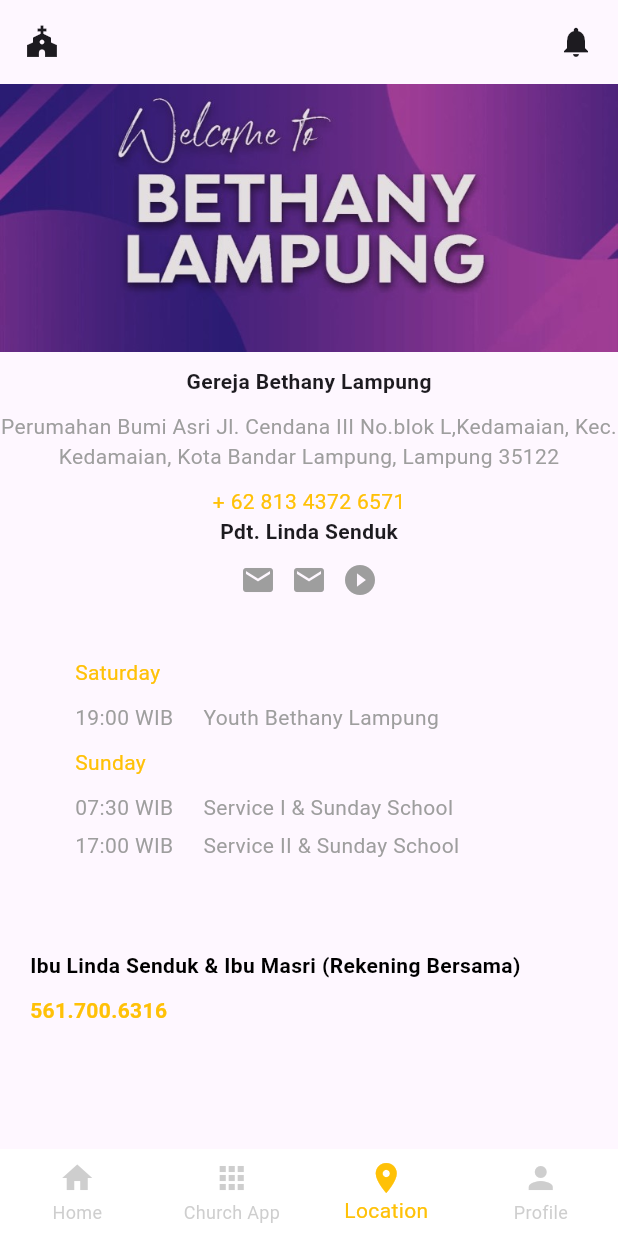
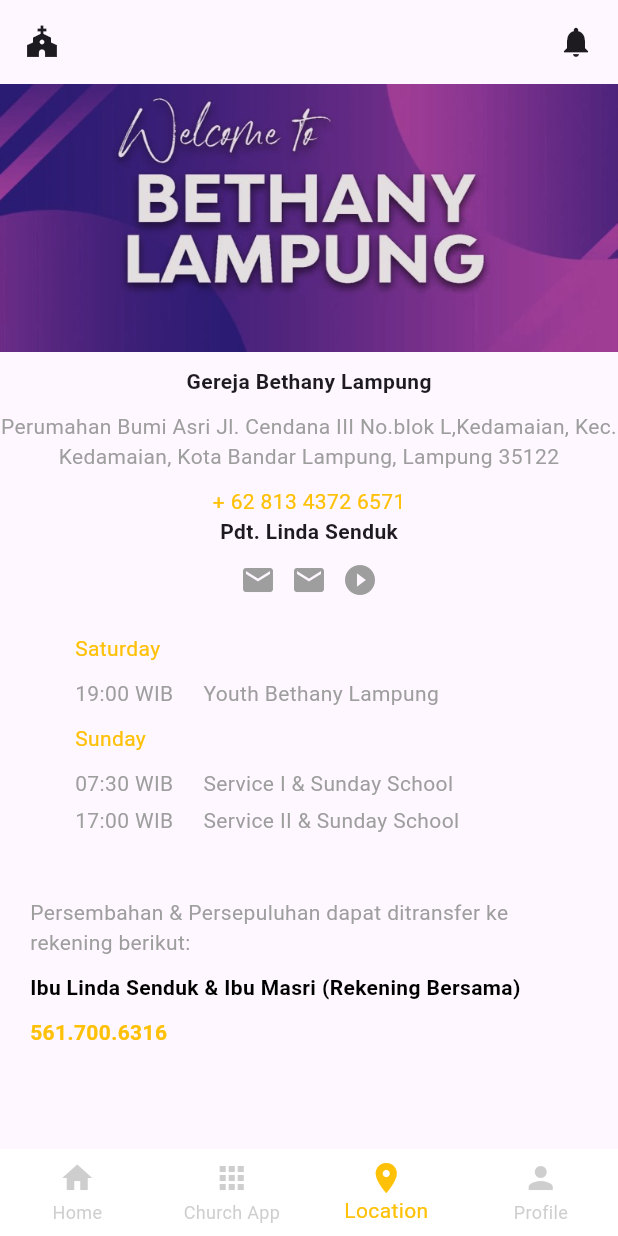
Before and after one commit to Vezyth/BethanyApp, a Flutter app: the screen it shows after launch, item 3 of the bottom bar chosen, on a phone screen of 412 x 824 dp. Run offline on Flutter 3.47's test engine with Material 3 defaults, Android fonts, the light colour scheme and no system bars; our stand-ins replace shared_preferences; network calls fail.

Commit message:
minor fix

```diff
--- a/lib/pages/app/baptis_page.dart
+++ b/lib/pages/app/baptis_page.dart
@@ -39,7 +39,6 @@
   final ayahController = TextEditingController();
   final ibuController = TextEditingController();
   final gerejaController = TextEditingController();
-
   final ScrollController _scrollController = ScrollController();
 
   Future<void> _loadUserInfo() async {
--- a/lib/pages/nav_pages/location_page.dart
+++ b/lib/pages/nav_pages/location_page.dart
@@ -5,44 +5,46 @@
 
   @override
   Widget build(BuildContext context) {
-    return const Column(
+    return SizedBox(
+      height: MediaQuery.of(context).size.height,
+      child: Column(
         children: [
-        Image(
+          const Image(
             image: AssetImage("assets/banner1.jpg"),
             fit: BoxFit.cover,
           ),
-        SizedBox(
+          const SizedBox(
             height: 10,
           ),
-        Text(
+          const Text(
             "Gereja Bethany Lampung",
             style: TextStyle(fontWeight: FontWeight.w600),
           ),
-        SizedBox(
+          const SizedBox(
             height: 10,
           ),
-        Text(
+          const Text(
             "Perumahan Bumi Asri Jl. Cendana III No.blok L,Kedamaian, Kec. Kedamaian, Kota Bandar Lampung, Lampung 35122",
             style: TextStyle(
               color: Colors.grey,
             ),
             textAlign: TextAlign.center,
           ),
-        SizedBox(
+          const SizedBox(
             height: 10,
           ),
-        Text(
+          const Text(
             "+ 62 813 4372 6571",
             style: TextStyle(color: Colors.amber),
           ),
-        Text(
+          const Text(
             "Pdt. Linda Senduk",
             style: TextStyle(fontWeight: FontWeight.w600),
           ),
-        SizedBox(
+          const SizedBox(
             height: 10,
           ),
-        Row(
+          const Row(
             mainAxisAlignment: MainAxisAlignment.center,
             children: [
               Icon(
@@ -60,9 +62,9 @@
             ],
           ),
           SizedBox(
-          height: 40,
+            height: MediaQuery.of(context).size.height / 35,
           ),
-        Padding(
+          const Padding(
             padding: EdgeInsets.symmetric(horizontal: 50),
             child: Column(
               children: [
@@ -144,9 +146,9 @@
             ),
           ),
           SizedBox(
-          height: 50,
+            height: MediaQuery.of(context).size.height / 20,
           ),
-        Flexible(
+          const Flexible(
             child: Padding(
               padding: EdgeInsets.only(left: 20, right: 50),
               child: Text(
@@ -155,40 +157,38 @@
               ),
             ),
           ),
-        SizedBox(
+          const SizedBox(
             height: 10,
           ),
-        Padding(
+          const Padding(
             padding: EdgeInsets.only(left: 20),
             child: Row(
               children: [
                 Text(
                   "Ibu Linda Senduk & Ibu Masri (Rekening Bersama)",
-                style:
-                    TextStyle(color: Colors.black, fontWeight: FontWeight.w600),
+                  style: TextStyle(
+                      color: Colors.black, fontWeight: FontWeight.w600),
                 ),
               ],
             ),
           ),
-        SizedBox(
+          const SizedBox(
             height: 10,
           ),
-        Padding(
+          const Padding(
             padding: EdgeInsets.only(left: 20),
             child: Row(
               children: [
                 Text(
                   "561.700.6316",
-                style:
-                    TextStyle(color: Colors.amber, fontWeight: FontWeight.w600),
+                  style: TextStyle(
+                      color: Colors.amber, fontWeight: FontWeight.w600),
                 ),
               ],
             ),
           ),
-        SizedBox(
-          height: 135 - 9.5,
-        )
         ],
+      ),
     );
   }
 }
```
Also changed, not shown: lib/pages/app/doa_konseling_page.dart (+21 -1 lines), lib/pages/nav_pages/app_page.dart (+10 -0 lines), lib/pages/nav_pages/home_page.dart (+9 -4 lines), lib/pages/register_page.dart (+39 -4 lines). Lines whose indentation alone changed are shown as unchanged.
